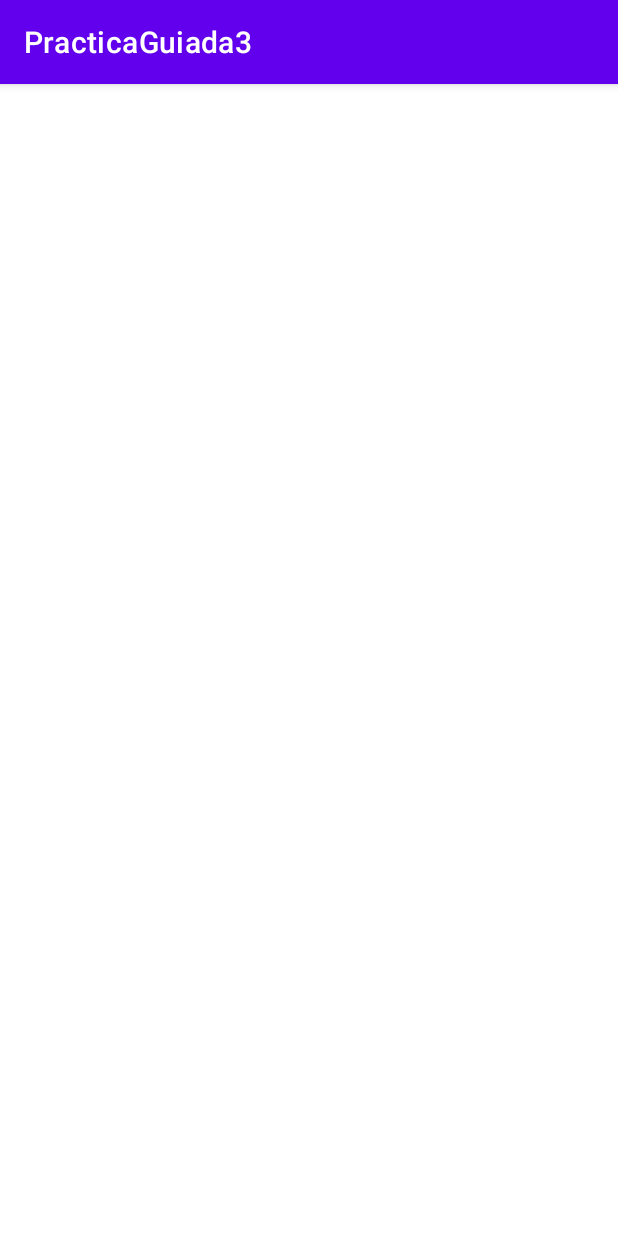
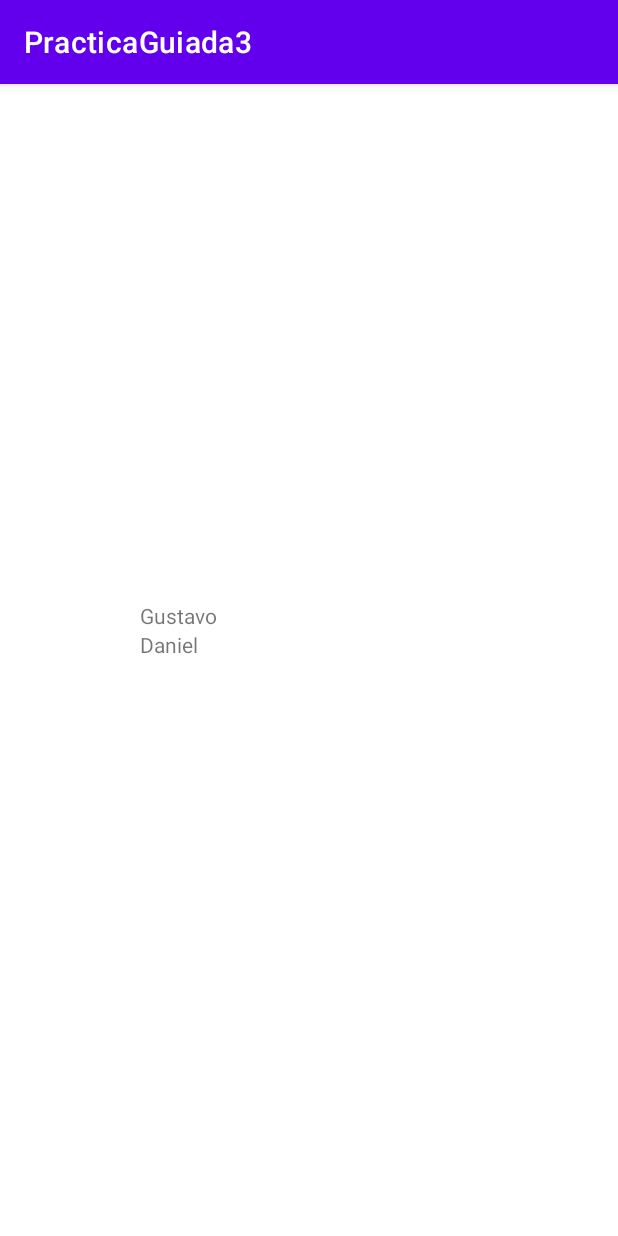
Before and after one commit to jluisym16/PMDP-Practica-Guiada-3, an Android app: the screen it shows after launch (MainActivity), on a phone screen of 412 x 824 dp. Run offline under Robolectric (Android 15) with nearby library versions, the phone set to English and light mode, and no system bars.

```diff
--- a/app/src/main/java/practicaguiada3/app/MainActivity.java
+++ b/app/src/main/java/practicaguiada3/app/MainActivity.java
@@ -2,8 +2,10 @@ package practicaguiada3.app;
 
 import androidx.appcompat.app.AppCompatActivity;
 import androidx.recyclerview.widget.RecyclerView;
-
 import android.os.Bundle;
+import androidx.recyclerview.widget.LinearLayoutManager;
+import java.util.Arrays;
+import java.util.List;
 
 public class MainActivity extends AppCompatActivity {
 
@@ -11,7 +13,11 @@ public class MainActivity extends AppCompatActivity {
     protected void onCreate(Bundle savedInstanceState) {
         super.onCreate(savedInstanceState);
         setContentView(R.layout.activity_main);
-        RecyclerView(R.id.recyclerView);
-        List<String>
+        RecyclerView rv = findViewById(R.id.recyclerView);
+        rv.setHasFixedSize(true);
+        rv.setLayoutManager(new LinearLayoutManager(this));
+        List<String> l = Arrays.asList("Gustavo", "Daniel");
+        RecyclerView.Adapter adapter = new NombresAdapter(l);
+        rv.setAdapter(adapter);
     }
 }
--- a/app/src/main/java/practicaguiada3/app/NombresAdapter.java
+++ b/app/src/main/java/practicaguiada3/app/NombresAdapter.java
@@ -46,6 +46,6 @@ public class NombresAdapter extends RecyclerView.Adapter<NombresAdapter.Holder>
 
     @Override
     public int getItemCount() {
-        return 0;
+        return nombres.size();
     }
 }
--- a/app/src/main/res/layout/activity_main.xml
+++ b/app/src/main/res/layout/activity_main.xml
@@ -8,8 +8,8 @@
 
     <androidx.recyclerview.widget.RecyclerView
         android:id="@+id/recyclerView"
-        android:layout_width="309dp"
-        android:layout_height="612dp"
+        android:layout_width="225dp"
+        android:layout_height="79dp"
         app:layout_constraintBottom_toBottomOf="parent"
         app:layout_constraintEnd_toEndOf="parent"
         app:layout_constraintStart_toStartOf="parent"
--- a/app/src/main/res/layout/fila.xml
+++ b/app/src/main/res/layout/fila.xml
@@ -1,7 +1,7 @@
 <?xml version="1.0" encoding="utf-8"?>
 <LinearLayout xmlns:android="http://schemas.android.com/apk/res/android"
     android:layout_width="match_parent"
-    android:layout_height="match_parent"
+    android:layout_height="wrap_content"
     android:orientation="horizontal">
 
     <TextView
```
